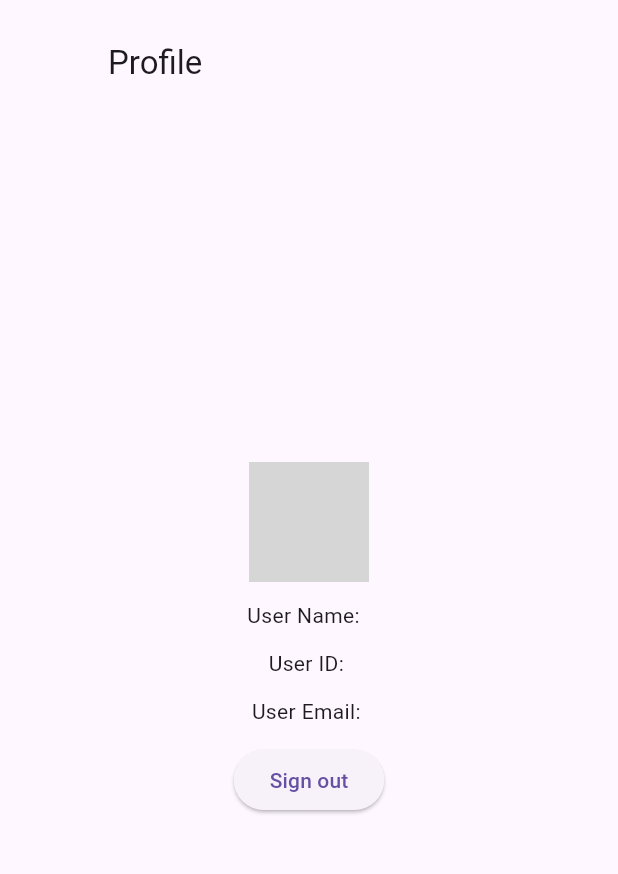
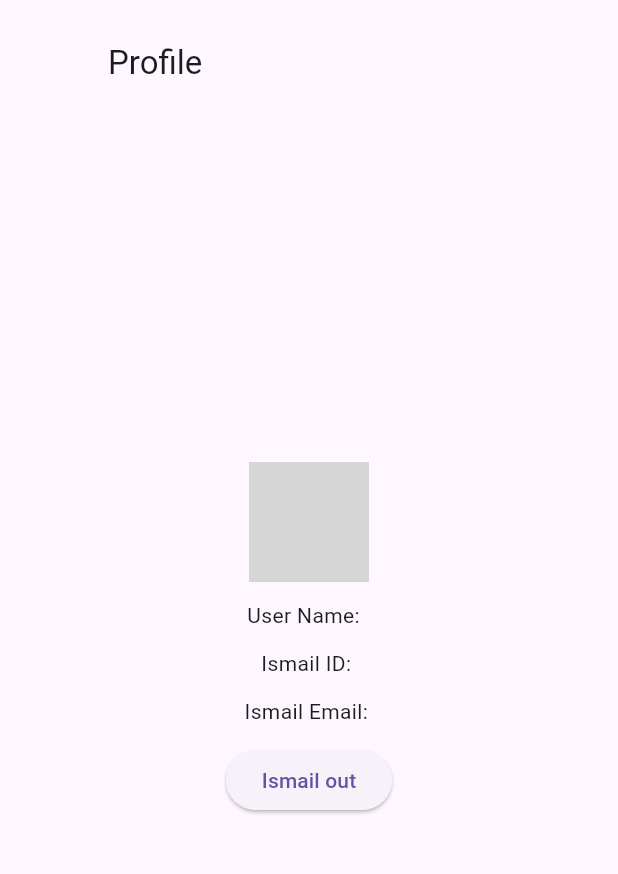
Before and after one commit to HammadKhan045/auth0, a Flutter app: the screen it shows after launch, after a tap on "Sign in with Apple", on a phone screen of 412 x 824 dp, the part 63-937 px from its top. Run offline on Flutter 3.47's test engine with Material 3 defaults, Android fonts, the phone set to English and light mode, and no system bars; our stand-ins replace get; missing offline and left inert: auth0_flutter; network calls fail; grey boxes are pictures that could not be loaded.

Commit message:
init commit

```diff
--- a/auth0_sample/lib/screens/profile_page.dart
+++ b/auth0_sample/lib/screens/profile_page.dart
@@ -90,15 +90,15 @@ class ProfileView extends StatelessWidget {
             const SizedBox(height: 12),
             Text('User Name: ${user.name} '?? 'No name'),
             const SizedBox(height: 12),
-            Text('User ID: ${user.sub}'),
+            Text('Ismail ID: ${user.sub}'),
             const SizedBox(height: 12),
-            Text('User Email: ${user.email}'),
+            Text('Ismail Email: ${user.email}'),
             const SizedBox(height: 12,),
             //Text(credentials.accessToken),
            // Text("User Birth Date: ${user.name}"),
             ElevatedButton(
               onPressed: authController.logout,
-              child: Text('Sign out'),
+              child: Text('Ismail out'),
             ),
           ],
         ),
```
